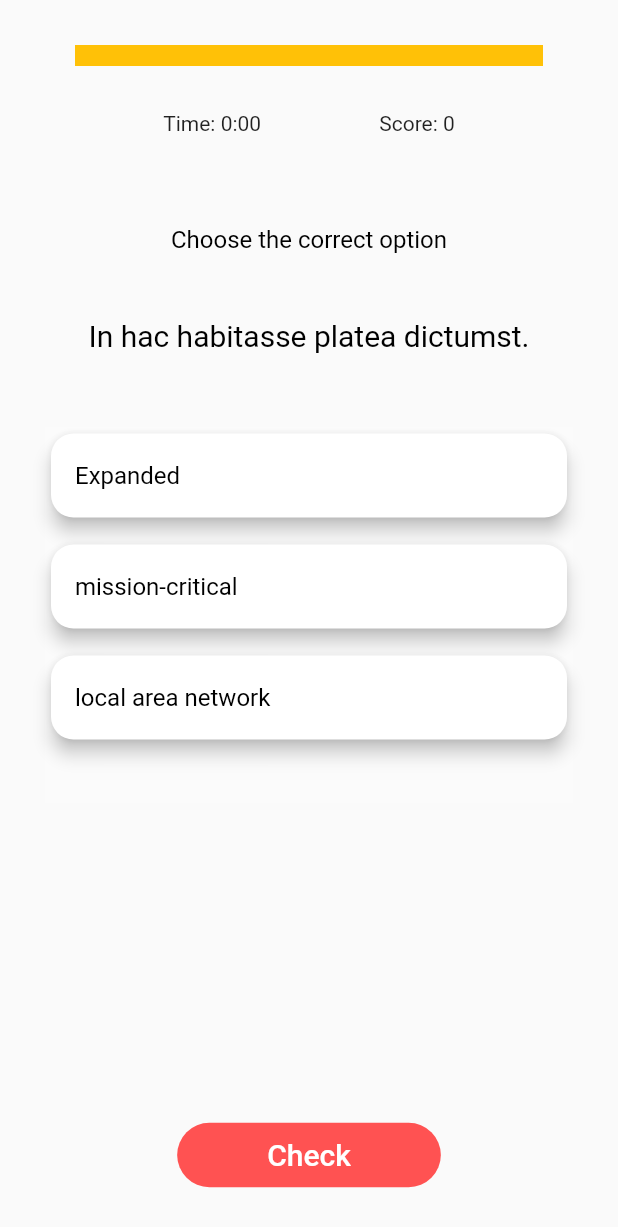
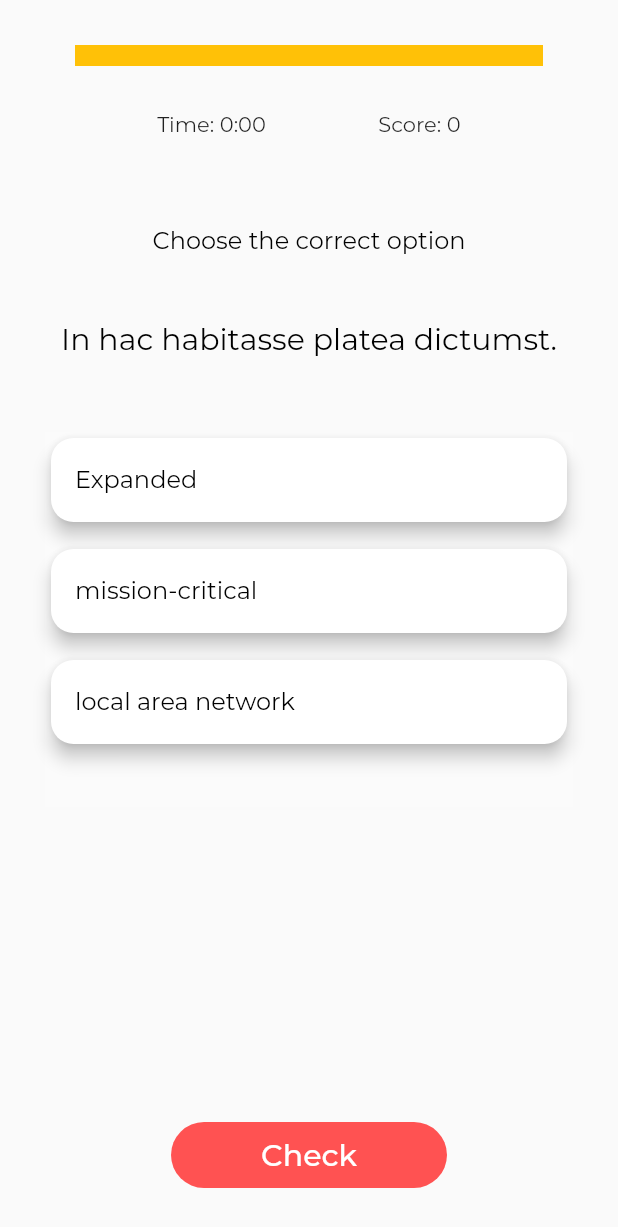
Before and after one commit to Vasha-Shikkha/mobile_application, a Flutter app: the McqScreen screen opened by its route, on a phone screen of 412 x 824 dp. Shown: the top 1227 px of the screen. Run offline on Flutter 3.47's test engine with Material 2 defaults, Android fonts, the phone set to English and light mode, and no system bars; drawn by our look-alikes of percent_indicator; our stand-ins replace font_awesome_flutter, moor_flutter; generated files the repository leaves out were written again; Roboto replaces fonts that are missing (Avenir); project files that could hold a hidden picture were left out.

Commit message:
Add custom theme

```diff
--- /dev/null
+++ b/lib/style/custom_theme.dart
@@ -0,0 +1,15 @@
+import 'package:flutter/material.dart';
+
+ThemeData customThemeData = ThemeData(
+  brightness: Brightness.light,
+  fontFamily: 'Montserrat',
+  visualDensity: VisualDensity.adaptivePlatformDensity,
+  primaryColorDark: Color(0xFF9E63FF),
+  primaryColorLight: Color(0xFFCEAFFF),
+  accentColor: Color(0xFFFFB8B8),
+  textTheme: TextTheme(
+    button: TextStyle(
+      fontWeight: FontWeight.w500,
+    ),
+  ),
+);
```
Also changed, not shown: lib/main.dart (+2 -8 lines).
